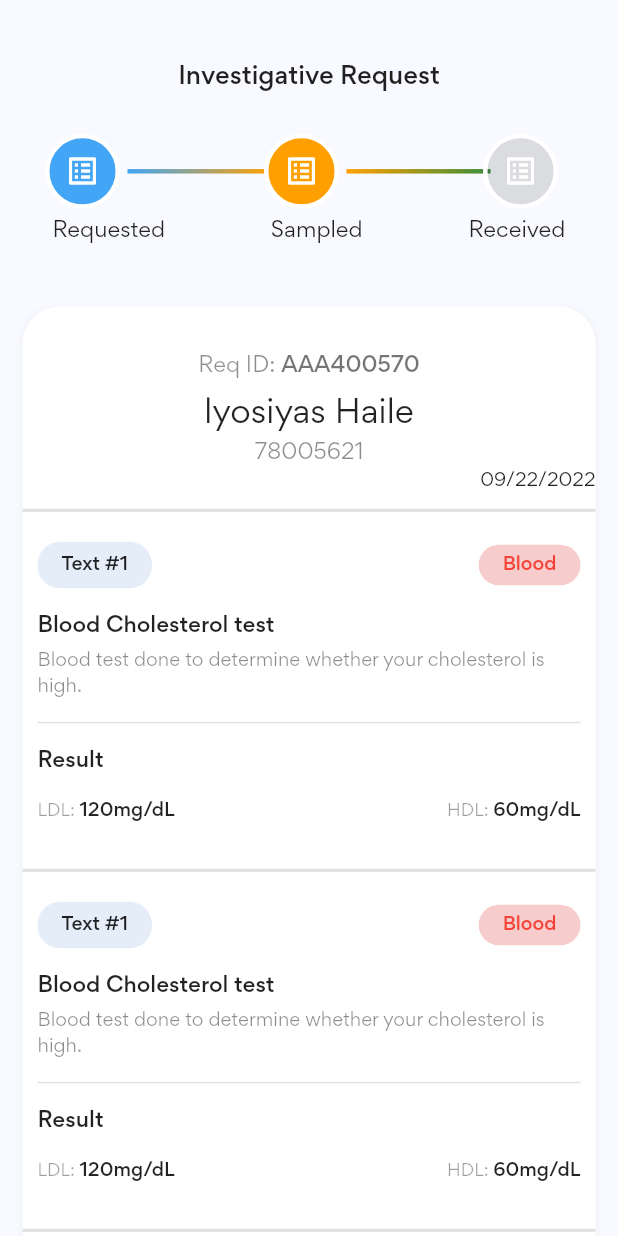
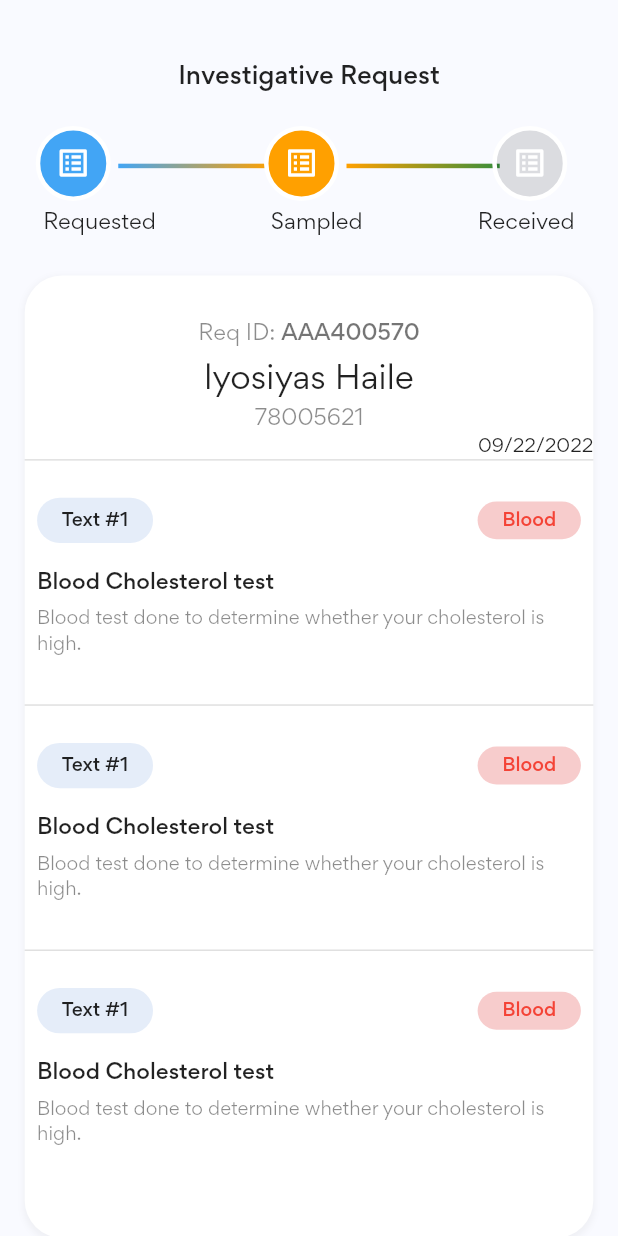
Before and after one commit to natnael-OQP/sampled, a Flutter app: the screen it shows after launch, on a phone screen of 412 x 824 dp. Run offline on Flutter 3.47's test engine with Material 2 defaults, Android fonts, the phone set to English and light mode, and no system bars; our stand-ins replace gap, hexcolor.

Commit message:
change all constant variable to MediaQuery

```diff
--- a/lib/components/result_card.dart
+++ b/lib/components/result_card.dart
@@ -9,11 +9,13 @@ class ResultCard extends StatelessWidget {
 
   @override
   Widget build(BuildContext context) {
+    final height = MediaQuery.of(context).size.height;
+    final width = MediaQuery.of(context).size.width;
     return Container(
-      margin: const EdgeInsets.only(top: 10.0),
-      padding: const EdgeInsets.symmetric(
-        vertical: 20.0,
-        horizontal: 10,
+      margin: EdgeInsets.only(top: height * .013),
+      padding: EdgeInsets.symmetric(
+        vertical: height * .025,
+        horizontal: width * .02,
       ),
       decoration: const BoxDecoration(
         border: Border(
@@ -31,9 +33,9 @@ class ResultCard extends StatelessWidget {
             mainAxisAlignment: MainAxisAlignment.spaceBetween,
             children: [
               Container(
-                padding: const EdgeInsets.symmetric(
-                  vertical: 7,
-                  horizontal: 16,
+                padding: EdgeInsets.symmetric(
+                  vertical: height * .008,
+                  horizontal: width * .034,
                 ),
                 decoration: BoxDecoration(
                   color: HexColor("#E5EDF9"),
@@ -50,9 +52,9 @@ class ResultCard extends StatelessWidget {
                 ),
               ),
               Container(
-                padding: const EdgeInsets.symmetric(
-                  vertical: 5,
-                  horizontal: 16,
+                padding: EdgeInsets.symmetric(
+                  vertical: height * .005,
+                  horizontal: width * .04,
                 ),
                 decoration: BoxDecoration(
                   color: HexColor("#F7CCCC"),
@@ -75,9 +77,9 @@ class ResultCard extends StatelessWidget {
               ),
             ],
           ),
-          const Padding(
-            padding: EdgeInsets.only(top: 15.0, bottom: 5),
-            child: Text(
+          Padding(
+            padding: EdgeInsets.only(top: height * .02, bottom: height * .007),
+            child: const Text(
               "Blood Cholesterol test",
               style: TextStyle(
                 fontWeight: FontWeight.w500,
@@ -93,7 +95,7 @@ class ResultCard extends StatelessWidget {
             ),
           ),
           Container(
-            margin: const EdgeInsets.symmetric(vertical: 15),
+            margin: EdgeInsets.symmetric(vertical: height * .02),
             height: 1,
             color: Colors.black12,
           ),
--- a/lib/components/stepper.dart
+++ b/lib/components/stepper.dart
@@ -12,8 +12,12 @@ class _MultiStepState extends State<MultiStep> {
   int currentIndex = 1;
   @override
   Widget build(BuildContext context) {
+    final height = MediaQuery.of(context).size.height;
+    final width = MediaQuery.of(context).size.width;
+
     return Padding(
-      padding: const EdgeInsets.symmetric(horizontal: 20.0, vertical: 30.0),
+      padding:
+          EdgeInsets.symmetric(horizontal: width * .03, vertical: height * .03),
       child: Column(
         children: [
           Row(
@@ -32,7 +36,7 @@ class _MultiStepState extends State<MultiStep> {
               ),
               Expanded(
                 child: Container(
-                  margin: const EdgeInsets.only(bottom: 10),
+                  margin: EdgeInsets.only(bottom: height * .008),
                   height: 3,
                   decoration: BoxDecoration(
                     gradient: LinearGradient(
@@ -55,7 +59,7 @@ class _MultiStepState extends State<MultiStep> {
               ),
               Expanded(
                 child: Container(
-                  margin: const EdgeInsets.only(bottom: 10),
+                  margin: EdgeInsets.only(bottom: height * .008),
                   height: 3,
                   decoration: BoxDecoration(
                     gradient: LinearGradient(
--- a/lib/components/test_card.dart
+++ b/lib/components/test_card.dart
@@ -8,11 +8,14 @@ class TestCard extends StatelessWidget {
 
   @override
   Widget build(BuildContext context) {
+    final height = MediaQuery.of(context).size.height;
+    final width = MediaQuery.of(context).size.width;
+
     return Container(
-      margin: const EdgeInsets.only(top: 10.0),
-      padding: const EdgeInsets.symmetric(
-        vertical: 20.0,
-        horizontal: 10,
+      margin: EdgeInsets.only(bottom: height * .008),
+      padding: EdgeInsets.symmetric(
+        vertical: height * .03,
+        horizontal: width * .02,
       ),
       decoration: const BoxDecoration(
         border: Border(
@@ -27,9 +30,9 @@ class TestCard extends StatelessWidget {
             mainAxisAlignment: MainAxisAlignment.spaceBetween,
             children: [
               Container(
-                padding: const EdgeInsets.symmetric(
-                  vertical: 7,
-                  horizontal: 16,
+                padding: EdgeInsets.symmetric(
+                  vertical: height * .008,
+                  horizontal: width * .04,
                 ),
                 decoration: BoxDecoration(
                   color: HexColor("#E5EDF9"),
@@ -46,9 +49,9 @@ class TestCard extends StatelessWidget {
                 ),
               ),
               Container(
-                padding: const EdgeInsets.symmetric(
-                  vertical: 5,
-                  horizontal: 16,
+                padding: EdgeInsets.symmetric(
+                  vertical: height * .005,
+                  horizontal: width * .04,
                 ),
                 decoration: BoxDecoration(
                   color: HexColor("#F7CCCC"),
@@ -71,9 +74,9 @@ class TestCard extends StatelessWidget {
               ),
             ],
           ),
-          const Padding(
-            padding: EdgeInsets.only(top: 15.0, bottom: 5),
-            child: Text(
+          Padding(
+            padding: EdgeInsets.only(top: height * .02, bottom: height * .007),
+            child: const Text(
               "Blood Cholesterol test",
               style: TextStyle(
                 fontWeight: FontWeight.w500,
--- a/lib/main.dart
+++ b/lib/main.dart
@@ -1,5 +1,5 @@
 import 'package:flutter/material.dart';
-import 'package:sampled/screen/result_screen.dart';
+import 'package:sampled/screen/sampled_screen.dart';
 
 void main() {
   runApp(const MyApp());
@@ -18,7 +18,7 @@ class MyApp extends StatelessWidget {
         primarySwatch: Colors.blue,
         fontFamily: 'Gordita',
       ),
-      home: const ResultScreen(),
+      home: const SampledScreen(),
     );
   }
 }
--- a/lib/screen/result_screen.dart
+++ b/lib/screen/result_screen.dart
@@ -5,18 +5,20 @@ import 'package:sampled/components/stepper.dart';
 
 class ResultScreen extends StatelessWidget {
   const ResultScreen({super.key});
-
   @override
   Widget build(BuildContext context) {
+    final height = MediaQuery.of(context).size.height;
+    final width = MediaQuery.of(context).size.width;
+
     return Scaffold(
       backgroundColor: HexColor("#F9FAFF"),
       body: ListView(
         children: [
           Padding(
             padding: EdgeInsets.only(
-              top: MediaQuery.of(context).size.height * .05,
-              left: 15,
-              right: 15,
+              top: height * .05,
+              left: width * .04,
+              right: width * .04,
             ),
             child: SingleChildScrollView(
               child: Column(
@@ -33,8 +35,7 @@ class ResultScreen extends StatelessWidget {
                   ),
                   const MultiStep(),
                   Container(
-                    padding: const EdgeInsets.symmetric(vertical: 30),
-                    margin: const EdgeInsets.only(top: 10),
+                    padding: EdgeInsets.symmetric(vertical: height * .035),
                     decoration: BoxDecoration(
                         color: Colors.white,
                         borderRadius: const BorderRadius.all(
@@ -73,9 +74,9 @@ class ResultScreen extends StatelessWidget {
                             ),
                           ],
                         ),
-                        const Padding(
-                          padding: EdgeInsets.only(top: 8.0),
-                          child: Text(
+                        Padding(
+                          padding: EdgeInsets.only(top: height * .008),
+                          child: const Text(
                             "lyosiyas Haile",
                             style: TextStyle(
                               fontSize: 21,
--- a/lib/screen/sampled_screen.dart
+++ b/lib/screen/sampled_screen.dart
@@ -9,15 +9,18 @@ class SampledScreen extends StatelessWidget {
   const SampledScreen({super.key});
   @override
   Widget build(BuildContext context) {
+    final height = MediaQuery.of(context).size.height;
+    final width = MediaQuery.of(context).size.width;
+
     return Scaffold(
       backgroundColor: HexColor("#F9FAFF"),
       body: ListView(
         children: [
           Padding(
             padding: EdgeInsets.only(
-              top: MediaQuery.of(context).size.height * .05,
-              left: 15,
-              right: 15,
+              top: height * .05,
+              left: width * .04,
+              right: width * .04,
             ),
             child: SingleChildScrollView(
               child: Column(
@@ -34,7 +37,7 @@ class SampledScreen extends StatelessWidget {
                   ),
                   const MultiStep(),
                   Container(
-                    padding: const EdgeInsets.symmetric(vertical: 30),
+                    padding: EdgeInsets.symmetric(vertical: height * .035),
                     decoration: BoxDecoration(
                         color: Colors.white,
                         borderRadius: const BorderRadius.all(
@@ -73,9 +76,9 @@ class SampledScreen extends StatelessWidget {
                             ),
                           ],
                         ),
-                        const Padding(
-                          padding: EdgeInsets.only(top: 8.0),
-                          child: Text(
+                        Padding(
+                          padding: EdgeInsets.only(top: height * .008),
+                          child: const Text(
                             "lyosiyas Haile",
                             style: TextStyle(
                               fontSize: 21,
```
